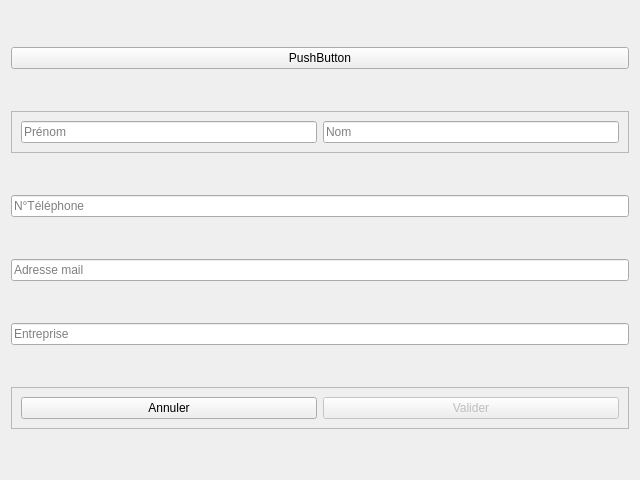
Above: src/GUI/ContactCreator/ContactCreator.ui from Yaon-C2H8N2/Projet-CDAA before the change. Below: the same form after it.
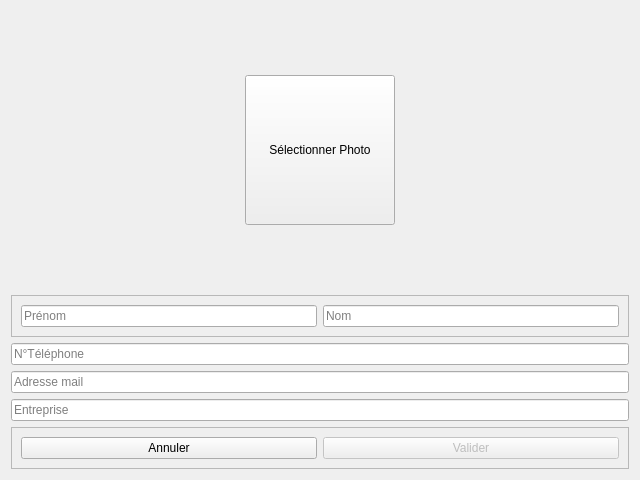
That is the form after the change.

Commit message: Redesign interface pour afficher photo profil

```diff
--- a/src/GUI/ContactCreator/ContactCreator.ui
+++ b/src/GUI/ContactCreator/ContactCreator.ui
@@ -18,16 +18,61 @@
   </property>
   <layout class="QVBoxLayout" name="verticalLayout">
    <item>
-    <widget class="QPushButton" name="contactPicturePushButton">
+    <widget class="QFrame" name="frame_3">
      <property name="sizePolicy">
-      <sizepolicy hsizetype="Minimum" vsizetype="Fixed">
+      <sizepolicy hsizetype="Minimum" vsizetype="Minimum">
        <horstretch>0</horstretch>
        <verstretch>0</verstretch>
       </sizepolicy>
      </property>
-     <property name="text">
-      <string>PushButton</string>
+     <property name="frameShape">
+      <enum>QFrame::NoFrame</enum>
      </property>
+     <property name="frameShadow">
+      <enum>QFrame::Plain</enum>
+     </property>
+     <layout class="QHBoxLayout" name="horizontalLayout_3">
+      <property name="spacing">
+       <number>0</number>
+      </property>
+      <property name="leftMargin">
+       <number>0</number>
+      </property>
+      <property name="topMargin">
+       <number>0</number>
+      </property>
+      <property name="rightMargin">
+       <number>0</number>
+      </property>
+      <property name="bottomMargin">
+       <number>0</number>
+      </property>
+      <item>
+       <widget class="QPushButton" name="contactPicturePushButton">
+        <property name="sizePolicy">
+         <sizepolicy hsizetype="Minimum" vsizetype="Minimum">
+          <horstretch>0</horstretch>
+          <verstretch>0</verstretch>
+         </sizepolicy>
+        </property>
+        <property name="maximumSize">
+         <size>
+          <width>150</width>
+          <height>150</height>
+         </size>
+        </property>
+        <property name="layoutDirection">
+         <enum>Qt::LeftToRight</enum>
+        </property>
+        <property name="text">
+         <string>Sélectionner Photo</string>
+        </property>
+        <property name="flat">
+         <bool>false</bool>
+        </property>
+       </widget>
+      </item>
+     </layout>
     </widget>
    </item>
    <item>
```
The commit also changes 14 other files.
